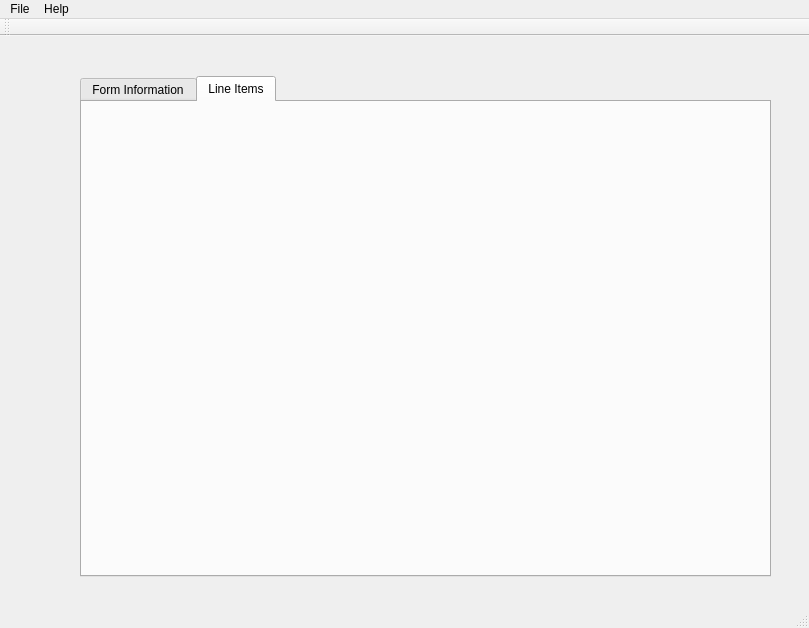
This is invoicer.ui in djallen89/Invoicer as Qt 5 draws it before an edit. The edited form follows.
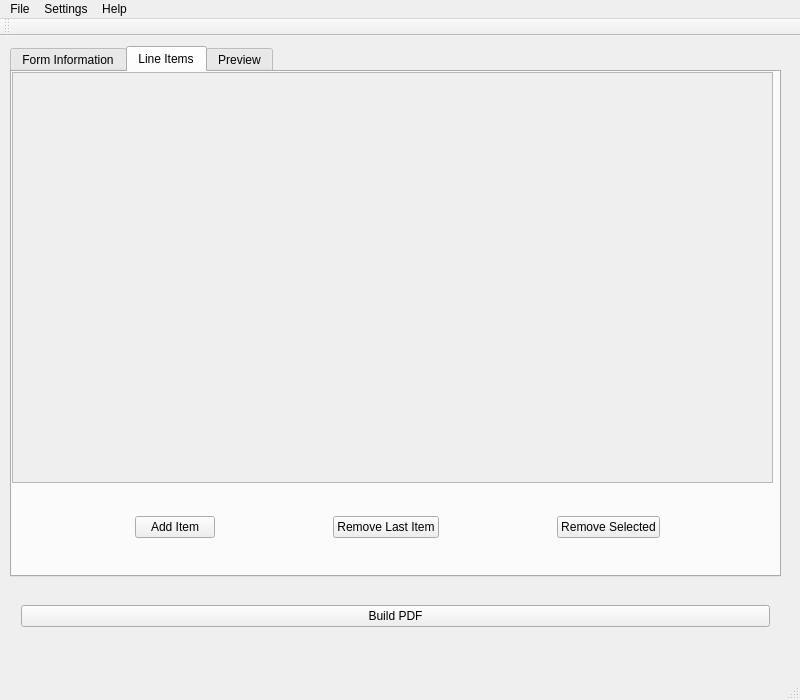
This is the edited form.

Patch:
```diff
--- a/invoicer.ui
+++ b/invoicer.ui
@@ -6,23 +6,59 @@
    <rect>
     <x>0</x>
     <y>0</y>
-    <width>809</width>
-    <height>628</height>
+    <width>800</width>
+    <height>700</height>
    </rect>
   </property>
+  <property name="sizePolicy">
+   <sizepolicy hsizetype="MinimumExpanding" vsizetype="MinimumExpanding">
+    <horstretch>0</horstretch>
+    <verstretch>0</verstretch>
+   </sizepolicy>
+  </property>
+  <property name="minimumSize">
+   <size>
+    <width>800</width>
+    <height>700</height>
+   </size>
+  </property>
   <property name="windowTitle">
    <string>Invoicer</string>
   </property>
   <widget class="QWidget" name="centralWidget">
+   <property name="sizePolicy">
+    <sizepolicy hsizetype="MinimumExpanding" vsizetype="MinimumExpanding">
+     <horstretch>0</horstretch>
+     <verstretch>0</verstretch>
+    </sizepolicy>
+   </property>
+   <property name="minimumSize">
+    <size>
+     <width>800</width>
+     <height>600</height>
+    </size>
+   </property>
    <widget class="QTabWidget" name="tabs">
     <property name="geometry">
      <rect>
-      <x>80</x>
-      <y>40</y>
-      <width>691</width>
-      <height>501</height>
+      <x>10</x>
+      <y>10</y>
+      <width>771</width>
+      <height>531</height>
      </rect>
     </property>
+    <property name="sizePolicy">
+     <sizepolicy hsizetype="MinimumExpanding" vsizetype="MinimumExpanding">
+      <horstretch>0</horstretch>
+      <verstretch>0</verstretch>
+     </sizepolicy>
+    </property>
+    <property name="minimumSize">
+     <size>
+      <width>600</width>
+      <height>300</height>
+     </size>
+    </property>
     <property name="currentIndex">
      <number>1</number>
     </property>
@@ -30,23 +66,150 @@
      <attribute name="title">
       <string>Form Information</string>
      </attribute>
-     <widget class="QWidget" name="horizontalLayoutWidget">
-      <property name="geometry">
-       <rect>
-        <x>19</x>
-        <y>19</y>
-        <width>541</width>
-        <height>321</height>
-       </rect>
-      </property>
-      <layout class="QHBoxLayout" name="horizontalLayout"/>
-     </widget>
     </widget>
     <widget class="QWidget" name="lineItemsTab">
+     <property name="sizePolicy">
+      <sizepolicy hsizetype="Expanding" vsizetype="Expanding">
+       <horstretch>0</horstretch>
+       <verstretch>0</verstretch>
+      </sizepolicy>
+     </property>
      <attribute name="title">
       <string>Line Items</string>
      </attribute>
+     <widget class="QScrollArea" name="lineItemsScrollArea">
+      <property name="geometry">
+       <rect>
+        <x>0</x>
+        <y>0</y>
+        <width>761</width>
+        <height>411</height>
+       </rect>
+      </property>
+      <property name="widgetResizable">
+       <bool>true</bool>
+      </property>
+      <widget class="QWidget" name="scrollAreaWidgetContents">
+       <property name="geometry">
+        <rect>
+         <x>0</x>
+         <y>0</y>
+         <width>759</width>
+         <height>409</height>
+        </rect>
+       </property>
+      </widget>
+     </widget>
+     <widget class="QWidget" name="horizontalLayoutWidget">
+      <property name="geometry">
+       <rect>
+        <x>0</x>
+        <y>430</y>
+        <width>771</width>
+        <height>51</height>
+       </rect>
+      </property>
+      <layout class="QHBoxLayout" name="horizontalLayout_5">
+       <item>
+        <spacer name="horizontalSpacer_4">
+         <property name="orientation">
+          <enum>Qt::Horizontal</enum>
+         </property>
+         <property name="sizeHint" stdset="0">
+          <size>
+           <width>40</width>
+           <height>20</height>
+          </size>
+         </property>
+        </spacer>
+       </item>
+       <item>
+        <widget class="QPushButton" name="addLineItemButton">
+         <property name="text">
+          <string>Add Item</string>
+         </property>
+        </widget>
+       </item>
+       <item>
+        <spacer name="horizontalSpacer_2">
+         <property name="orientation">
+          <enum>Qt::Horizontal</enum>
+         </property>
+         <property name="sizeHint" stdset="0">
+          <size>
+           <width>40</width>
+           <height>20</height>
+          </size>
+         </property>
+        </spacer>
+       </item>
+       <item>
+        <widget class="QPushButton" name="pushButton">
+         <property name="text">
+          <string>Remove Last Item</string>
+         </property>
+        </widget>
+       </item>
+       <item>
+        <spacer name="horizontalSpacer_3">
+         <property name="orientation">
+          <enum>Qt::Horizontal</enum>
+         </property>
+         <property name="sizeHint" stdset="0">
+          <size>
+           <width>40</width>
+           <height>20</height>
+          </size>
+         </property>
+        </spacer>
+       </item>
+       <item>
+        <widget class="QPushButton" name="pushButton_2">
+         <property name="text">
+          <string>Remove Selected</string>
+         </property>
+        </widget>
+       </item>
+       <item>
+        <spacer name="horizontalSpacer_5">
+         <property name="orientation">
+          <enum>Qt::Horizontal</enum>
+         </property>
+         <property name="sizeHint" stdset="0">
+          <size>
+           <width>40</width>
+           <height>20</height>
+          </size>
+         </property>
+        </spacer>
+       </item>
+      </layout>
+     </widget>
     </widget>
+    <widget class="QWidget" name="previewTab">
+     <attribute name="title">
+      <string>Preview</string>
+     </attribute>
+    </widget>
+   </widget>
+   <widget class="QWidget" name="horizontalLayoutWidget_5">
+    <property name="geometry">
+     <rect>
+      <x>10</x>
+      <y>540</y>
+      <width>771</width>
+      <height>80</height>
+     </rect>
+    </property>
+    <layout class="QHBoxLayout" name="horizontalLayout_6">
+     <item>
+      <widget class="QPushButton" name="pushButton_3">
+       <property name="text">
+        <string>Build PDF</string>
+       </property>
+      </widget>
+     </item>
+    </layout>
    </widget>
   </widget>
   <widget class="QMenuBar" name="menuBar">
@@ -54,7 +217,7 @@
     <rect>
      <x>0</x>
      <y>0</y>
-     <width>809</width>
+     <width>800</width>
      <height>22</height>
     </rect>
    </property>
@@ -76,7 +239,14 @@
     </property>
     <addaction name="actionAbout"/>
    </widget>
+   <widget class="QMenu" name="menuSettings">
+    <property name="title">
+     <string>Settings</string>
+    </property>
+    <addaction name="actionDocument_Directory"/>
+   </widget>
    <addaction name="menuFile"/>
+   <addaction name="menuSettings"/>
    <addaction name="menuHelp"/>
   </widget>
   <widget class="QToolBar" name="mainToolBar">
```
Left out of the diff: 24 changed lines with no effect on the pictures.
